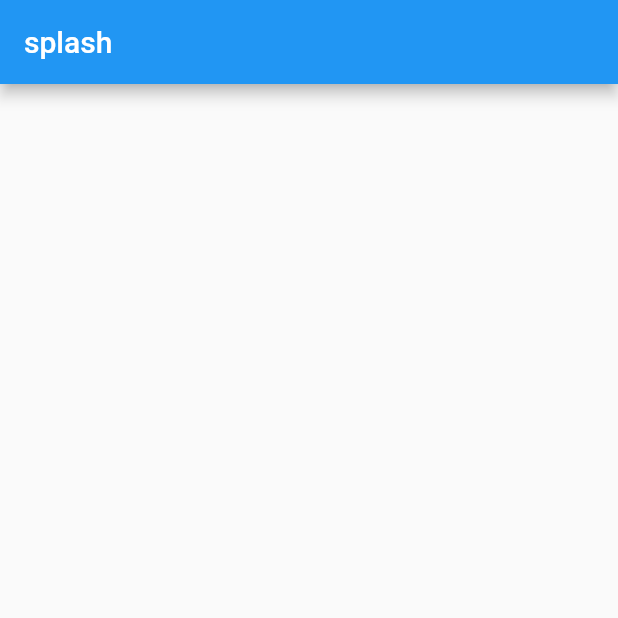
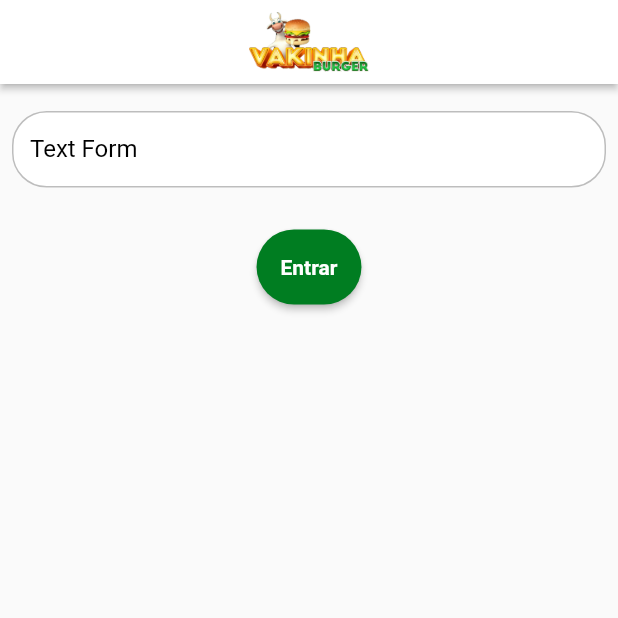
Before and after one commit to GiovaniFSO/veggie_burguer_mobile, a Flutter app: the screen it shows after launch, on a phone screen of 412 x 824 dp, the top half of it. Run offline on Flutter 3.47's test engine with Material 2 defaults, Android fonts, the phone set to English and light mode, and no system bars; our stand-ins replace get; Roboto replaces fonts that are missing (mplus1).

Commit message:
widgets appbar, button and textformfield created

```diff
--- /dev/null
+++ b/lib/app/core/ui/widgets/veggie_app_bar.dart
@@ -0,0 +1,13 @@
+import 'package:flutter/material.dart';
+
+class VeggieAppBar extends AppBar {
+  VeggieAppBar({Key? key, double elevation = 2})
+      : super(
+          key: key,
+          backgroundColor: Colors.white,
+          elevation: elevation,
+          centerTitle: true,
+          title: Image.asset('assets/images/logo.png', width: 80),
+          iconTheme: const IconThemeData(color: Colors.black)
+        );
+}
--- /dev/null
+++ b/lib/app/core/ui/widgets/veggie_button.dart
@@ -0,0 +1,40 @@
+import 'package:flutter/material.dart';
+
+class VeggieButton extends StatelessWidget {
+  final VoidCallback? onPressed;
+  final String label;
+  final double? width;
+  final double? height;
+  final Color? color;
+
+  const VeggieButton(
+      {Key? key,
+      required this.label,
+      required this.onPressed,
+      this.width,
+      this.height = 50,
+      this.color})
+      : super(key: key);
+
+  @override
+  Widget build(BuildContext context) {
+    return SizedBox(
+      width: width,
+      height: height,
+      child: ElevatedButton(
+        onPressed: onPressed,
+        child: Text(
+          label,
+          style: const TextStyle(
+            fontSize: 14,
+            fontWeight: FontWeight.bold
+          ),
+        ),
+        style: ElevatedButton.styleFrom(
+          shape: const StadiumBorder(),
+          primary: color
+        ),
+      ),
+    );
+  }
+}
--- /dev/null
+++ b/lib/app/core/ui/widgets/veggie_textformfield.dart
@@ -0,0 +1,49 @@
+import 'package:flutter/material.dart';
+import 'package:get/get.dart';
+
+class VeggieTextformfield extends StatelessWidget {
+  final String label;
+  final TextEditingController? controller;
+  final bool obscureText;
+  final FormFieldValidator<String>? validator;
+  final ValueChanged<String>? onChange;
+
+  const VeggieTextformfield(
+      {Key? key,
+      required this.label,
+      this.controller,
+      this.validator,
+      this.onChange,
+      this.obscureText = false})
+      : super(key: key);
+
+  @override
+  Widget build(BuildContext context) {
+    return TextFormField(
+      controller: controller,
+      obscureText: obscureText,
+      validator: validator,
+      onChanged: onChange,
+      cursorColor: context.theme.primaryColor,
+      decoration: InputDecoration(
+          isDense: true,
+          labelText: label,
+          labelStyle: const TextStyle(color: Colors.black),
+          errorStyle: const TextStyle(color: Colors.redAccent),
+          border: OutlineInputBorder(
+            borderRadius: BorderRadius.circular(23),
+            borderSide: BorderSide(color: Colors.grey[400]!)
+          ),
+          enabledBorder: OutlineInputBorder(
+            borderRadius: BorderRadius.circular(23),
+            borderSide: BorderSide(color: Colors.grey[400]!)
+          ),
+          focusedBorder: OutlineInputBorder(
+            borderRadius: BorderRadius.circular(23),
+            borderSide: BorderSide(color: Colors.grey[400]!)
+          ),
+          filled: true,
+          fillColor: Colors.white
+    ));
+  }
+}
--- a/lib/app/modules/splash/splash_page.dart
+++ b/lib/app/modules/splash/splash_page.dart
@@ -1,14 +1,33 @@
 import 'package:flutter/material.dart';
+import 'package:veggie_burguer_mobile/app/core/ui/widgets/veggie_app_bar.dart';
+import 'package:veggie_burguer_mobile/app/core/ui/widgets/veggie_button.dart';
+import 'package:veggie_burguer_mobile/app/core/ui/widgets/veggie_textformfield.dart';
 
 class SplashPage extends StatelessWidget {
+  const SplashPage({Key? key}) : super(key: key);
 
-  const SplashPage({ Key? key }) : super(key: key);
-
-   @override
-   Widget build(BuildContext context) {
-       return Scaffold(
-           appBar: AppBar(title: const Text('splash'),),
-           body: Container(),
-       );
+  @override
+  Widget build(BuildContext context) {
+    return Scaffold(
+      appBar: VeggieAppBar(),
+      body: Column(
+        children: [
+          const SizedBox(
+             height: 10,
+          ),
+          const Padding(
+            padding: EdgeInsets.all(8.0),
+            child: VeggieTextformfield(
+              label: 'Text Form',
+              obscureText: true,
+            ),
+          ),
+          const SizedBox(
+             height: 20,
+          ),
+          VeggieButton(label: 'Entrar', onPressed: (){})
+        ],
+      ),
+    );
   }
 }
```
Also changed, not shown: pubspec.yaml (+6 -9 lines).
